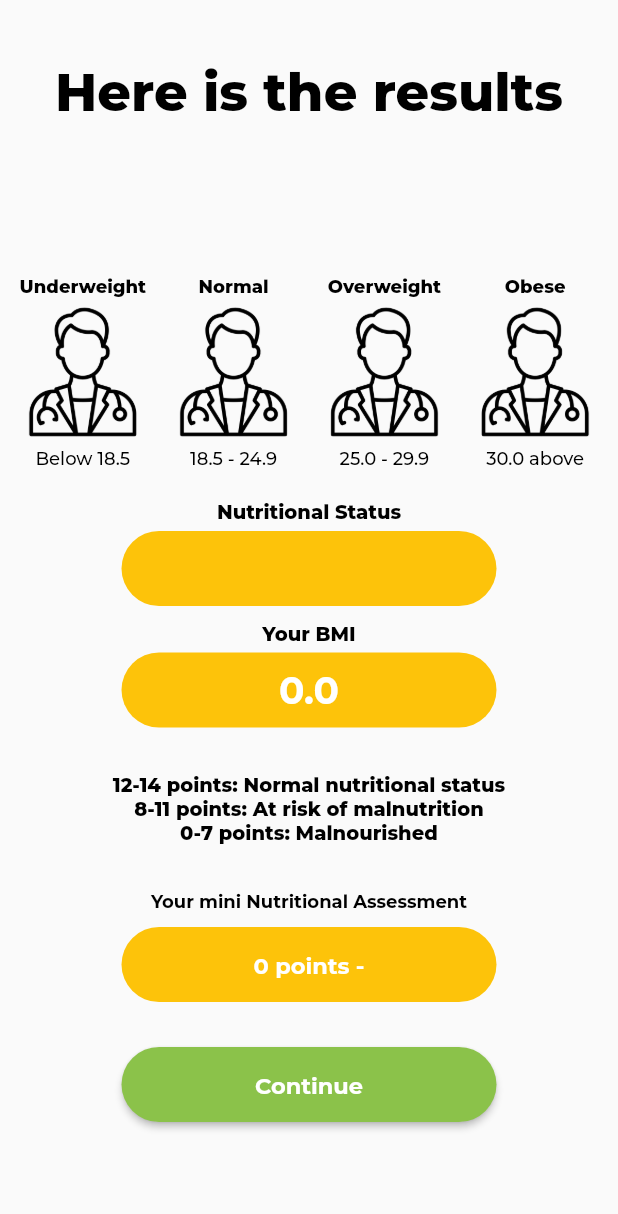
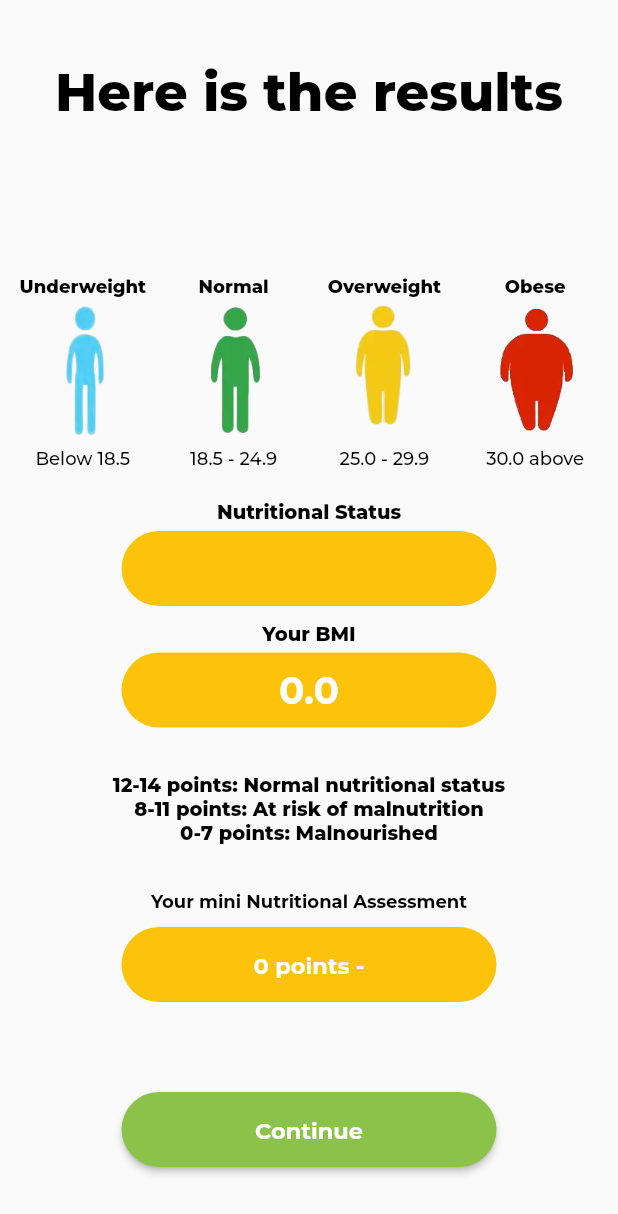
Before and after one commit to jamessarona/nutri-gabay, a Flutter app: the AssessmentResultScreen screen opened directly with empty values, on a phone screen of 412 x 824 dp. Shown: the top 1214 px of the screen. Run offline on Flutter 3.47's test engine with Material 2 defaults, Android fonts, the light colour scheme and no system bars; our stand-ins replace cached_network_image, cloud_firestore, firebase_auth, firebase_core, flutter_phoenix, google_fonts; missing offline and left inert: flutter_octicons; accounts and stored records are empty.

Commit message:
added new icons

```diff
--- a/lib/views/shared/bmi_container.dart
+++ b/lib/views/shared/bmi_container.dart
@@ -29,7 +29,7 @@ class BmiContainer extends StatelessWidget {
           ),
           Expanded(
             child: Image.asset(
-              'assets/icons/$icon.png',
+              'assets/icons/$icon',
               fit: BoxFit.fitWidth,
             ),
           ),
--- a/lib/views/shared/bottom_nav.dart
+++ b/lib/views/shared/bottom_nav.dart
@@ -1,6 +1,5 @@
 import 'package:flutter/material.dart';
 import 'package:flutter_octicons/flutter_octicons.dart';
-import 'package:ionicons/ionicons.dart';
 import 'package:provider/provider.dart';
 import '../../controllers/mainscreen_provider.dart';
 import 'bottom_nav_widget.dart';
@@ -57,7 +56,7 @@ class BottomNav extends StatelessWidget {
                   mainScreenNotifier.pageIndex = 3;
                 },
                 selectedIndex: mainScreenNotifier.pageIndex == 3,
-                icon: Ionicons.calculator_outline,
+                assetIcon: 'calculator.png',
               ),
             ],
           ),
--- a/lib/views/ui/assessment_result_screen.dart
+++ b/lib/views/ui/assessment_result_screen.dart
@@ -87,25 +87,25 @@ class _AssessmentResultScreenState extends State<AssessmentResultScreen> {
                                 width: screenSize.width * 0.22,
                                 title: "Underweight",
                                 detail: "Below 18.5",
-                                icon: "doctor",
+                                icon: "underweight.png",
                               ),
                               BmiContainer(
                                 width: screenSize.width * 0.22,
                                 title: "Normal",
                                 detail: "18.5 - 24.9",
-                                icon: "doctor",
+                                icon: "normal.png",
                               ),
                               BmiContainer(
                                 width: screenSize.width * 0.22,
                                 title: "Overweight",
                                 detail: "25.0 - 29.9",
-                                icon: "doctor",
+                                icon: "overweight.png",
                               ),
                               BmiContainer(
                                 width: screenSize.width * 0.22,
                                 title: "Obese",
                                 detail: "30.0 above",
-                                icon: "doctor",
+                                icon: "obese.png",
                               ),
                             ],
                           ),
@@ -154,7 +154,7 @@ class _AssessmentResultScreenState extends State<AssessmentResultScreen> {
                               "${patientNutrition.points.toInt()} points - ${patientNutrition.result}",
                           fontSize: 15,
                         ),
-                        const SizedBox(height: 30),
+                        const SizedBox(height: 60),
                         SizedBox(
                           height: 50,
                           width: 250,
--- a/lib/views/ui/home_page.dart
+++ b/lib/views/ui/home_page.dart
@@ -1,7 +1,6 @@
 import 'package:cached_network_image/cached_network_image.dart';
 import 'package:cloud_firestore/cloud_firestore.dart';
 import 'package:flutter/material.dart';
-import 'package:ionicons/ionicons.dart';
 import 'package:nutri_gabay/models/patient_controller.dart';
 import 'package:nutri_gabay/services/baseauth.dart';
 import 'package:nutri_gabay/views/shared/app_style.dart';
@@ -131,14 +130,14 @@ class _HomePageState extends State<HomePage> with TickerProviderStateMixin {
                           HomePageContainer(
                               screenSize: screenSize,
                               colorIndex: 0,
-                              icon: Ionicons.calculator_outline,
+                              image: "calculator.png",
                               title: "Calculator",
                               onTap: () {}),
                           const SizedBox(height: 10),
                           HomePageContainer(
                               screenSize: screenSize,
                               colorIndex: 0,
-                              icon: Ionicons.calculator_outline,
+                              image: "reassessment.png",
                               title: "Reassessment",
                               onTap: () {}),
                         ],
```
Also changed, not shown: assets/icons/calculator.png (added), assets/icons/normal.png (added), assets/icons/obese.png (added), assets/icons/overweight.png (added), assets/icons/reassessment.png (added), assets/icons/underweight.png (added).
